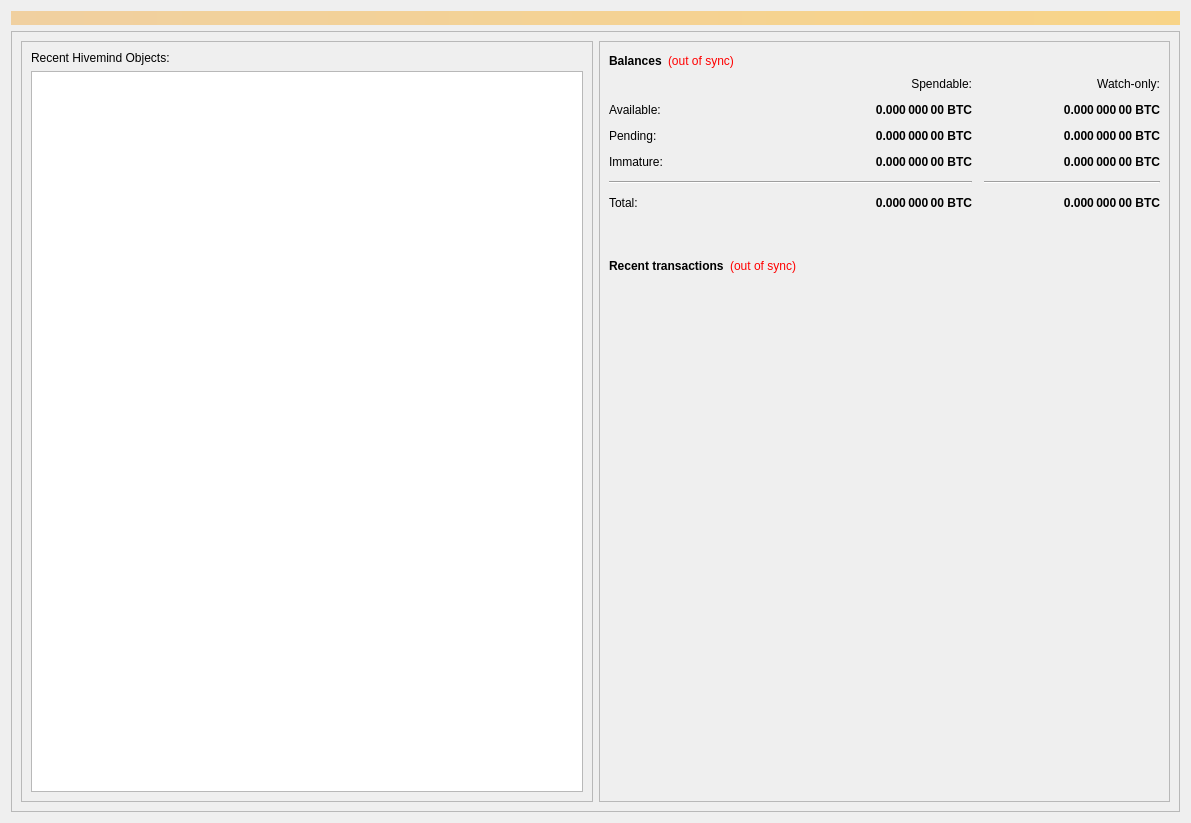
This is src/qt/forms/overviewpage.ui in bitjson/hivemind as Qt 5 draws it before an edit. The edited form follows.
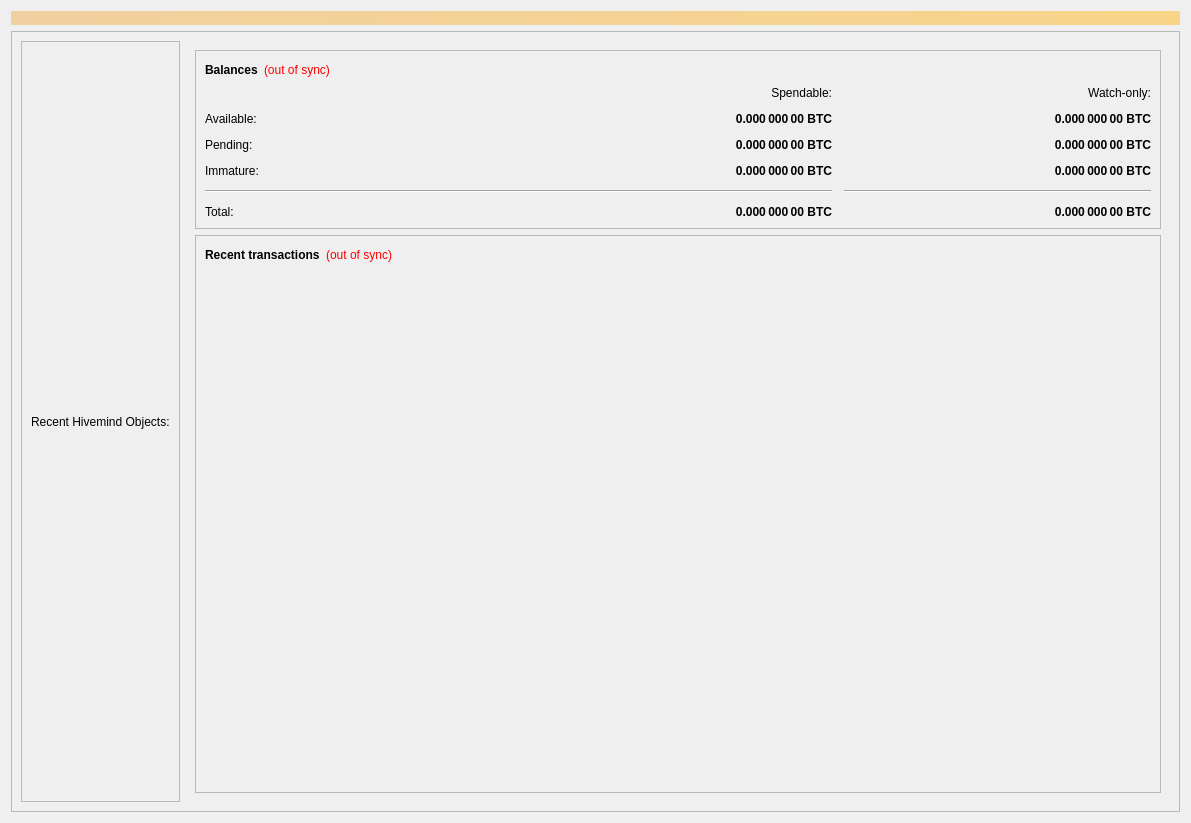
This is the edited form.

Commit message: Added base of HivemindRecentTableModel and view

The edit to the form file:
```diff
--- a/src/qt/forms/overviewpage.ui
+++ b/src/qt/forms/overviewpage.ui
@@ -55,22 +55,28 @@
            </property>
           </widget>
          </item>
-         <item>
-          <widget class="QTableView" name="tableViewHivemindObjects"/>
-         </item>
         </layout>
        </widget>
       </item>
       <item>
        <widget class="QFrame" name="frame_5">
         <property name="frameShape">
-         <enum>QFrame::StyledPanel</enum>
+         <enum>QFrame::NoFrame</enum>
         </property>
         <property name="frameShadow">
          <enum>QFrame::Raised</enum>
         </property>
         <layout class="QVBoxLayout" name="verticalLayout_5">
          <item>
+          <widget class="QFrame" name="frame_2">
+           <property name="frameShape">
+            <enum>QFrame::StyledPanel</enum>
+           </property>
+           <property name="frameShadow">
+            <enum>QFrame::Raised</enum>
+           </property>
+           <layout class="QVBoxLayout" name="verticalLayout">
+            <item>
           <layout class="QHBoxLayout" name="horizontalLayout_4">
            <item>
             <widget class="QLabel" name="label_5">
@@ -400,22 +406,18 @@
            </item>
           </layout>
          </item>
-         <item>
-          <spacer name="verticalSpacer">
-           <property name="orientation">
-            <enum>Qt::Vertical</enum>
-           </property>
-           <property name="sizeType">
-            <enum>QSizePolicy::Minimum</enum>
-           </property>
-           <property name="sizeHint" stdset="0">
-            <size>
-             <width>20</width>
-             <height>40</height>
-            </size>
-           </property>
-          </spacer>
+           </layout>
+          </widget>
          </item>
+         <item>
+          <widget class="QFrame" name="frame_3">
+           <property name="frameShape">
+            <enum>QFrame::StyledPanel</enum>
+           </property>
+           <property name="frameShadow">
+            <enum>QFrame::Raised</enum>
+           </property>
+           <layout class="QVBoxLayout" name="verticalLayout_2">
          <item>
           <layout class="QHBoxLayout" name="horizontalLayout_2">
            <item>
@@ -482,6 +484,9 @@
            <property name="selectionMode">
             <enum>QAbstractItemView::NoSelection</enum>
            </property>
+             </widget>
+            </item>
+           </layout>
           </widget>
          </item>
         </layout>
```
Left out of the diff: 2 changed lines with no effect on the pictures. Lines whose indentation alone changed are shown as unchanged. The commit also changes 6 other files.
